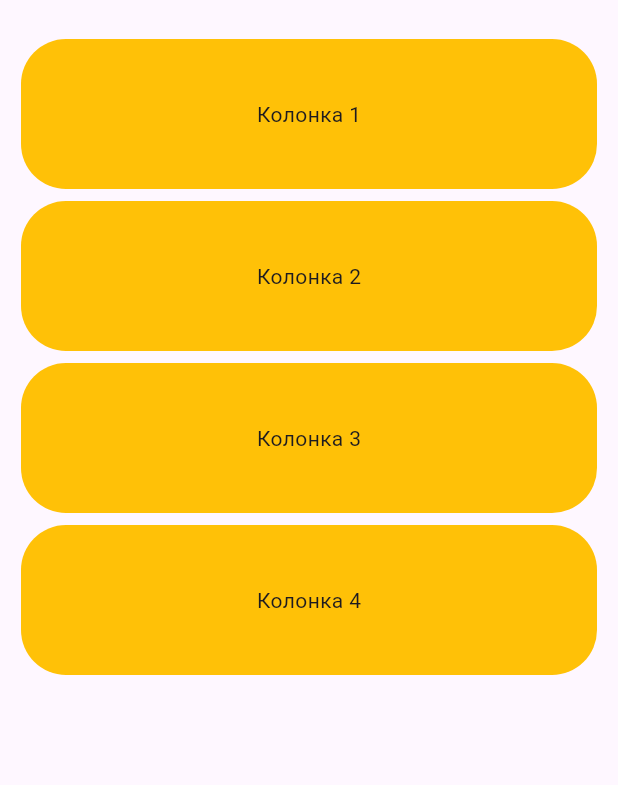
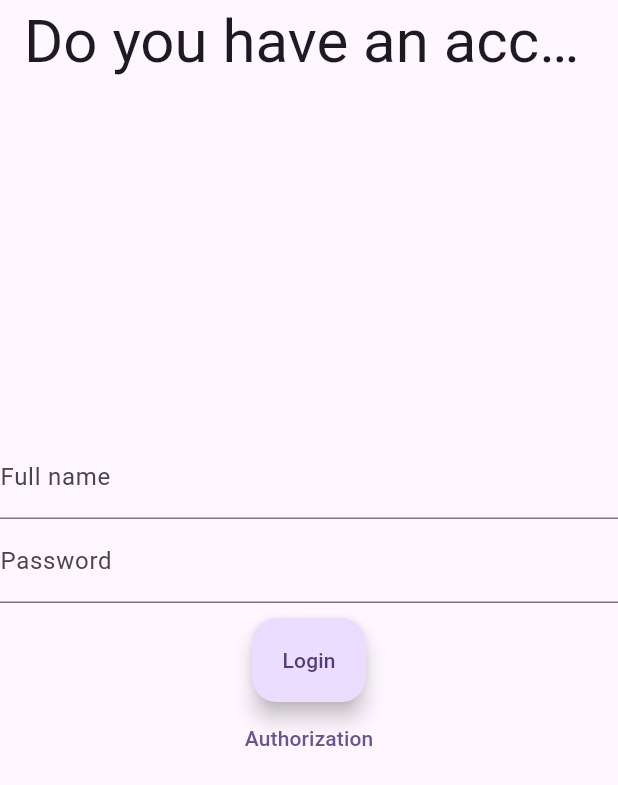
Before and after one commit to Pavel-Stefashin/CatalogOfCars, a Flutter app: the screen it shows after launch, on a phone screen of 412 x 824 dp. Shown: the top 785 px of the screen. Run offline on Flutter 3.47's test engine with Material 3 defaults, Android fonts, the phone set to English and light mode, and no system bars.

Commit message:
Second commit

```diff
--- a/lib/Laba2.dart
+++ /dev/null
@@ -1,58 +0,0 @@
-import 'package:flutter/material.dart';
-
-class laba1 extends StatelessWidget {
-  const laba1({super.key});
-
-  @override
-  Widget build(BuildContext context) {
-    return Scaffold(
-      body:  Center(
-          child:
-          Container(
-            width: 1000,
-            height: 800,
-            padding: EdgeInsets.all(10),
-            child: Column(
-                children: <Widget>[
-                  Container(
-                    width: 500,
-                    height: 100,
-                    margin: EdgeInsets.all(4),
-                    decoration: BoxDecoration(
-                      borderRadius: BorderRadius.circular(30),
-                      color: Colors.amber,),
-                    child: Center(child: Text('Колонка 1',),),
-                  ),
-                  Container(
-                    width: 500,
-                    height: 100,
-                    margin: EdgeInsets.all(4),
-                    decoration: BoxDecoration(
-                      borderRadius: BorderRadius.circular(30),
-                      color: Colors.amber,),
-                    child: Center(child: Text('Колонка 2',),),
-                  ),
-                  Container(
-                    width: 500,
-                    height: 100,
-                    margin: EdgeInsets.all(4),
-                    decoration: BoxDecoration(
-                      borderRadius: BorderRadius.circular(30),
-                      color: Colors.amber,),
-                    child: Center(child: Text('Колонка 3',),),
-                  ),
-                  Container(
-                    width: 500,
-                    height: 100,
-                    margin: EdgeInsets.all(4),
-                    decoration: BoxDecoration(
-                      borderRadius: BorderRadius.circular(30),
-                      color: Colors.amber,),
-                    child: Center(child: Text('Колонка 4',),),
-                  ),
-                ]),
-          ),
-          )
-    );
-  }
-}
--- /dev/null
+++ b/lib/items/objects.dart
@@ -0,0 +1,54 @@
+import 'package:flutter/material.dart';
+
+class MyTextField extends StatelessWidget {
+  String fildTitle = '';
+
+  MyTextField(String myTextField_Title)
+  {
+    fildTitle = myTextField_Title;
+  }
+
+  @override
+  Widget build(BuildContext context) {
+    return TextField(
+        decoration: InputDecoration(
+            labelText: fildTitle
+        )
+    );
+  }
+}
+
+class DateField extends StatelessWidget {
+  DateField({super.key});
+
+  @override
+  Widget build(BuildContext context) {
+    return const Placeholder();
+  }
+}
+
+class SwitchField extends StatefulWidget {
+  const SwitchField({super.key});
+
+  @override
+  State<SwitchField> createState() => _SwitchFieldState();
+}
+
+class _SwitchFieldState extends State<SwitchField> {
+  bool light = true;
+
+  @override
+  Widget build(BuildContext context) {
+    return Switch(
+      // This bool value toggles the switch.
+      value: light,
+      activeColor: Colors.red,
+      onChanged: (bool value) {
+        // This is called when the user toggles the switch.
+        setState(() {
+          light = value;
+        });
+      },
+    );
+  }
+}
--- a/lib/main.dart
+++ b/lib/main.dart
@@ -1,6 +1,7 @@
 import 'package:flutter/material.dart';
+import 'package:laba2/screan/login.dart';
 
-import 'Laba2.dart';
+import 'screan/authorization.dart';
 
 
 
@@ -83,7 +84,7 @@ class _MyHomePageState extends State<MyHomePage> {
     // fast, so that you can just rebuild anything that needs updating rather
     // than having to individually change instances of widgets.
     return Scaffold(
-      body: laba1(),
+      body: Login(),
     );
   }
 }
--- /dev/null
+++ b/lib/screan/login.dart
@@ -0,0 +1,41 @@
+import 'package:flutter/material.dart';
+import 'package:laba2/items/objects.dart';
+import 'package:laba2/screan/authorization.dart';
+import 'package:laba2/screan/catalog.dart';
+
+class Login extends StatelessWidget {
+  @override
+  Widget build(BuildContext context) {
+    return Scaffold(
+      appBar: AppBar(title: Center(
+        child: Text('Do you have an account?',
+        style: TextStyle(fontSize: 40)
+        )
+      )
+      ),
+      body: Center(
+          child: Container(
+            height: 300,
+            width: 450,
+            child: Column(
+              children: [
+                MyTextField('Full name'),
+                MyTextField('Password'),
+                Container(
+                  padding: EdgeInsets.all(10),
+                    child: Column(children: <Widget>[
+                      FloatingActionButton.extended(onPressed: (){
+                        Navigator.push(context, MaterialPageRoute(builder: (context) => Catalog()));},
+                          label: Text("Login")),
+                      TextButton(onPressed: (){
+                        Navigator.push(context, MaterialPageRoute(builder: (context) => Authorization()));
+                        }, child: Text('Authorization'))
+                    ])
+                ),
+              ],
+            ),
+          )
+      ),
+    );
+  }
+}
```
Also changed, not shown: lib/screan/authorization.dart (added, +40 -0 lines), lib/screan/catalog.dart (added, +31 -0 lines).
